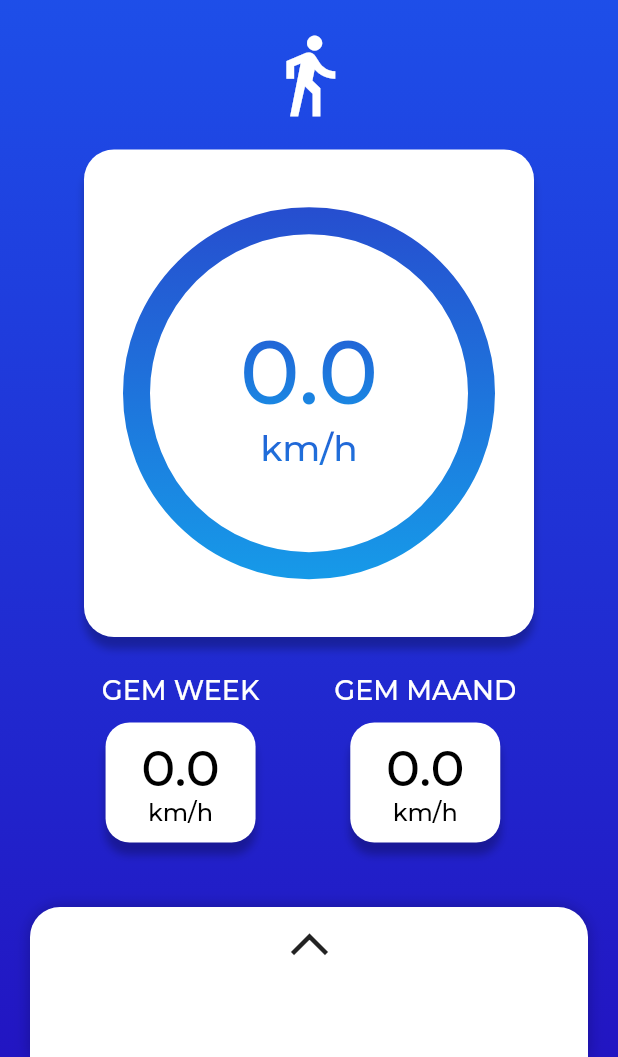
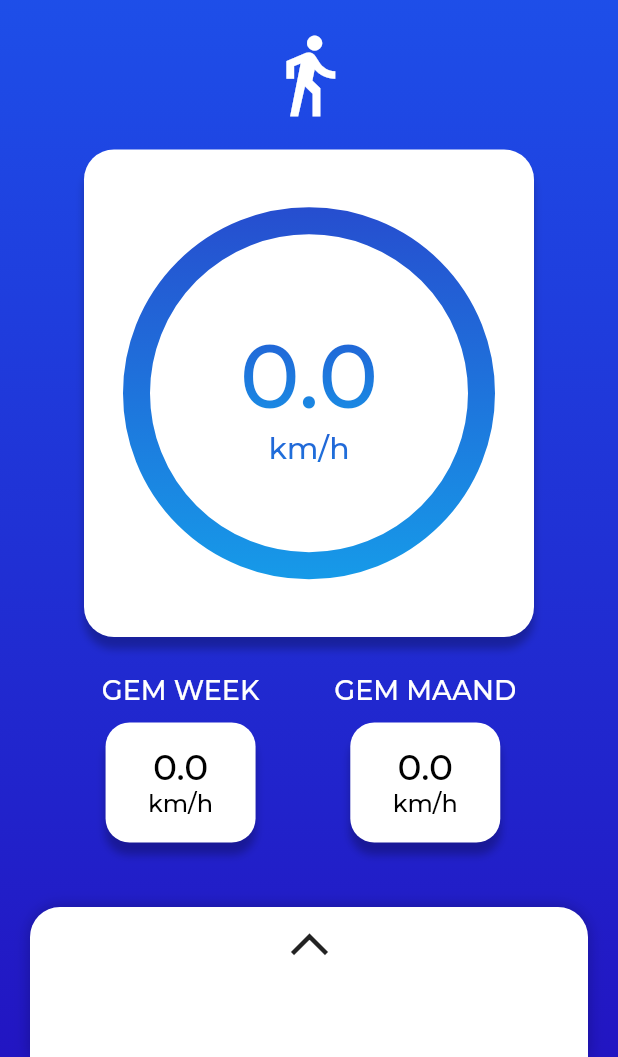
Before and after one commit to DwarfNinja/loopsnelheid-app, a Flutter app: the screen it shows after launch, on a phone screen of 412 x 824 dp, the part 179-1236 px from its top. Run offline on Flutter 3.47's test engine with Material 2 defaults, Android fonts, the phone set to English and light mode, and no system bars; drawn by our look-alikes of sliding_up_panel; our stand-ins replace flutter_switch, geolocator, google_fonts.

Commit message:
Refactor: change font size of headline5 and headline6
Better reflects sizes used in design and removes sizes that are not used

```diff
--- a/lib/app_theme.dart
+++ b/lib/app_theme.dart
@@ -52,11 +52,11 @@ final TextTheme textTheme = TextTheme(
       color: Colors.black,
       fontWeight: FontWeight.w500),
   headline5: GoogleFonts.montserrat(
-      fontSize: 28,
+      fontSize: 24,
       color: Colors.black,
       fontWeight: FontWeight.w500),
   headline6: GoogleFonts.montserrat(
-      fontSize: 24,
+      fontSize: 20,
       color: Colors.black,
       fontWeight: FontWeight.w500),
   bodyText1: GoogleFonts.montserrat(
--- a/lib/average_speed_card.dart
+++ b/lib/average_speed_card.dart
@@ -41,7 +41,7 @@ class _AverageSpeedCardState extends State<AverageSpeedCard> {
               mainAxisAlignment: MainAxisAlignment.center,
               children: [
                 Text(widget.speed,
-                    style: app_theme.textTheme.headline4,
+                    style: app_theme.textTheme.headline5,
                     textAlign: TextAlign.center),
                 Text("km/h",
                     style: app_theme.textTheme.subtitle1,
```
